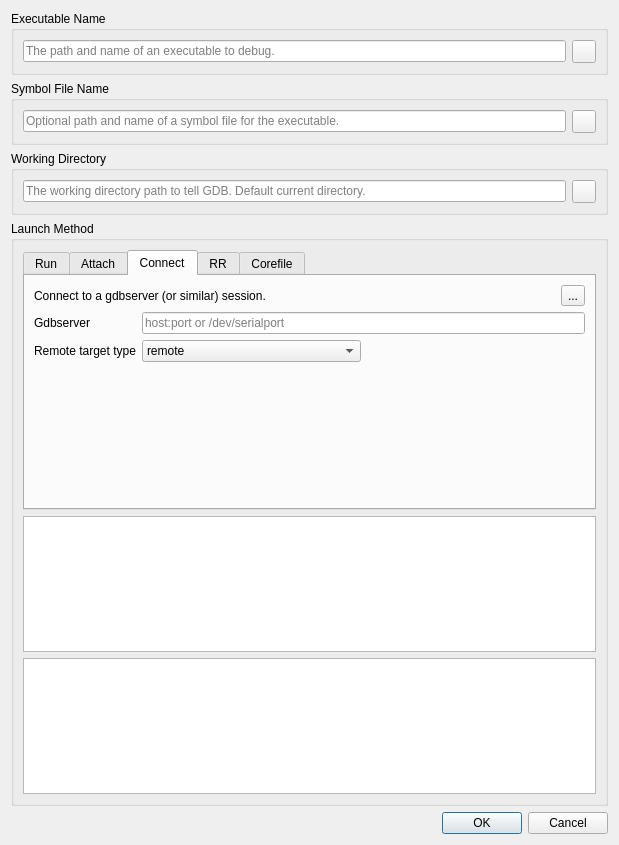
This is src/SeerDebugDialog.ui in epasveer/seer as Qt 5 draws it before an edit. The edited form follows.
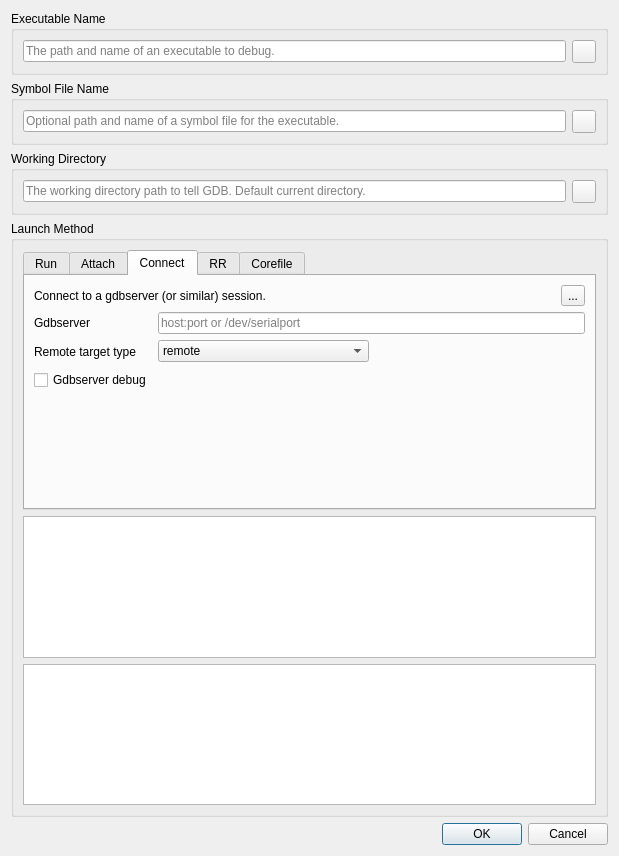
This is the edited form. The open tabs and pages were chosen to show the change. Icons and pictures are not drawn.

Commit message: Add 'gdbserver debug' button in Connect launch tab.

```diff
--- a/src/SeerDebugDialog.ui
+++ b/src/SeerDebugDialog.ui
@@ -7,14 +7,14 @@
     <x>0</x>
     <y>0</y>
     <width>619</width>
-    <height>845</height>
+    <height>856</height>
    </rect>
   </property>
   <property name="windowTitle">
    <string>Select Executable to Debug</string>
   </property>
-  <layout class="QGridLayout" name="gridLayout">
-   <item row="0" column="0">
+  <layout class="QVBoxLayout" name="verticalLayout_4">
+   <item>
     <widget class="QGroupBox" name="executableNameGroupBox">
      <property name="title">
       <string>Executable Name</string>
@@ -72,7 +72,7 @@
      </layout>
     </widget>
    </item>
-   <item row="1" column="0">
+   <item>
     <widget class="QGroupBox" name="executableSymbolNameGroupBox">
      <property name="title">
       <string>Symbol File Name</string>
@@ -130,7 +130,7 @@
      </layout>
     </widget>
    </item>
-   <item row="2" column="0">
+   <item>
     <widget class="QGroupBox" name="executableWorkingDirectoryGroupBox">
      <property name="toolTip">
       <string/>
@@ -176,7 +176,7 @@
      </layout>
     </widget>
    </item>
-   <item row="3" column="0">
+   <item>
     <widget class="QGroupBox" name="launchMethodGroupBox">
      <property name="sizePolicy">
       <sizepolicy hsizetype="Preferred" vsizetype="Preferred">
@@ -227,7 +227,7 @@
          </sizepolicy>
         </property>
         <property name="currentIndex">
-         <number>1</number>
+         <number>2</number>
         </property>
         <widget class="QWidget" name="runTab">
          <property name="sizePolicy">
@@ -593,7 +593,7 @@
          <attribute name="title">
           <string>Connect</string>
          </attribute>
-         <layout class="QVBoxLayout" name="verticalLayout_4">
+         <layout class="QVBoxLayout" name="verticalLayout_5">
           <item>
            <layout class="QHBoxLayout" name="horizontalLayout_6">
             <item>
@@ -703,8 +703,34 @@
               </property>
               <property name="sizeHint" stdset="0">
                <size>
-                <width>468</width>
-                <height>17</height>
+                <width>308</width>
+                <height>23</height>
+               </size>
+              </property>
+             </spacer>
+            </item>
+            <item row="2" column="0">
+             <widget class="QCheckBox" name="connectGdbserverDebugCheckBox">
+              <property name="toolTip">
+               <string>Enable debug communication between gdb and the gdbserver.</string>
+              </property>
+              <property name="text">
+               <string>Gdbserver debug</string>
+              </property>
+             </widget>
+            </item>
+            <item row="2" column="1" colspan="2">
+             <spacer name="horizontalSpacer_7">
+              <property name="orientation">
+               <enum>Qt::Horizontal</enum>
+              </property>
+              <property name="sizeType">
+               <enum>QSizePolicy::Expanding</enum>
+              </property>
+              <property name="sizeHint" stdset="0">
+               <size>
+                <width>408</width>
+                <height>23</height>
                </size>
               </property>
              </spacer>
@@ -975,7 +1001,7 @@
      </layout>
     </widget>
    </item>
-   <item row="4" column="0">
+   <item>
     <widget class="QDialogButtonBox" name="buttonBox">
      <property name="orientation">
       <enum>Qt::Horizontal</enum>
```
The commit also changes 9 other files.
